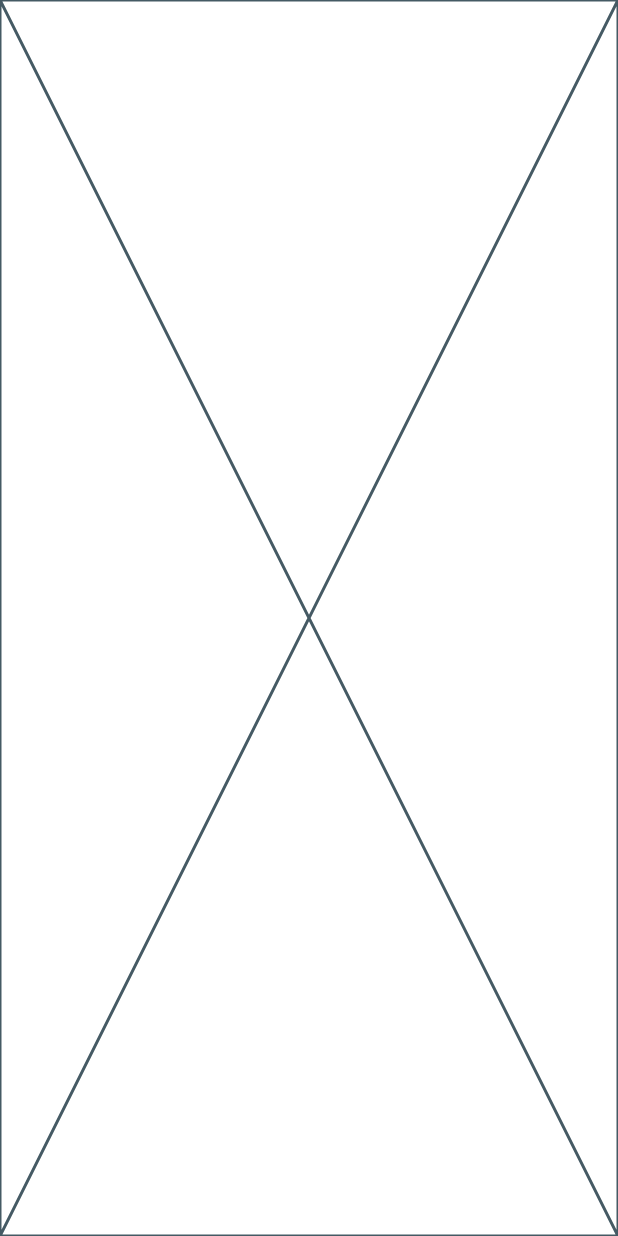
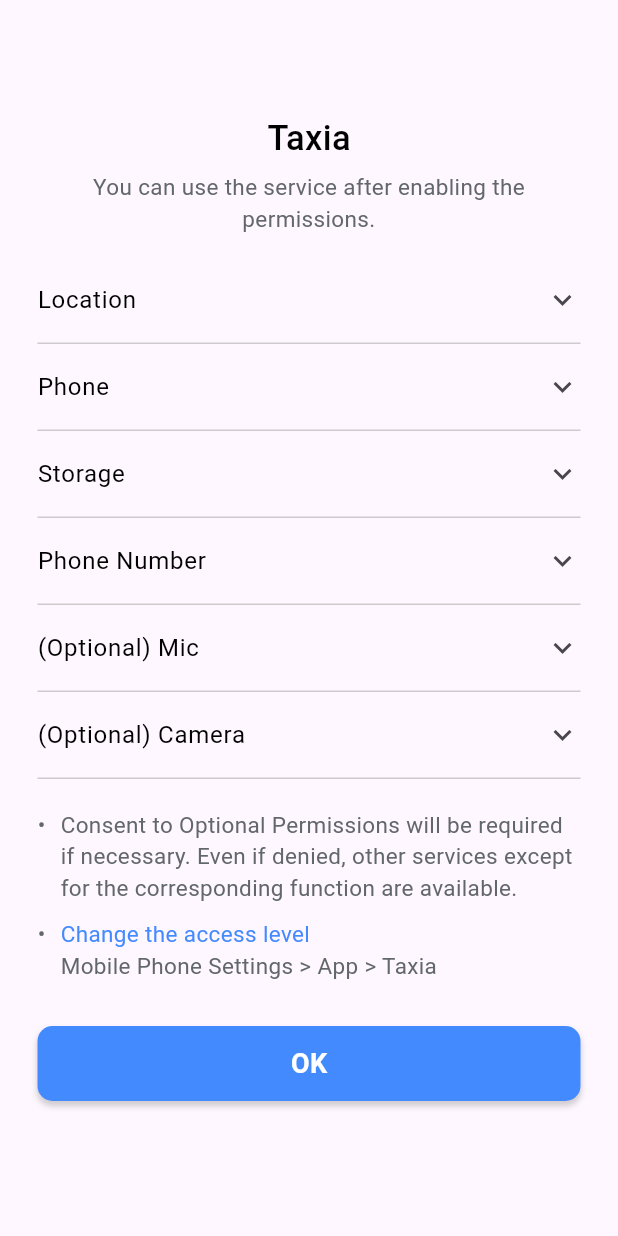
Before and after one commit to IT21175466/taxia, a Flutter app: the screen it shows after launch, on a phone screen of 412 x 824 dp. Run offline on Flutter 3.47's test engine with Material 3 defaults, Android fonts, the phone set to English and light mode, and no system bars.

Commit message:
Permission Page Done

```diff
--- a/lib/constants/app_colors.dart
+++ b/lib/constants/app_colors.dart
@@ -5,8 +5,12 @@
   static const Color accentColor = Color.fromARGB(225, 225, 225, 0);
 
   // Text colors
-  static const Color textColor = Color.fromARGB(255, 40, 45, 75);
+  static const Color textColor = Color.fromARGB(255, 0, 0, 0);
+  static const Color textColorGray = Color.fromARGB(255, 98, 103, 106);
 
   // Other colors
   static const Color errorColor = Colors.red;
+
+  // Button colors
+  static const Color buttonColor = Colors.blueAccent;
 }
--- a/lib/main.dart
+++ b/lib/main.dart
@@ -1,6 +1,6 @@
 import 'package:flutter/material.dart';
 import 'package:taxia/constants/app_colors.dart';
-import 'package:taxia/routes/app_routes.dart';
+import 'package:taxia/permissions/permission_page.dart';
 
 void main() {
   runApp(const MyApp());
@@ -12,12 +12,13 @@
   @override
   Widget build(BuildContext context) {
     return MaterialApp(
+      debugShowCheckedModeBanner: false,
       title: 'Flutter Demo',
       theme: ThemeData(
         primaryColor: AppColors.primaryColor,
+        dividerColor: Colors.transparent,
       ),
-      initialRoute: AppRoutes.initialRoute,
-      routes: AppRoutes.routes,
+      home: PermissionsPage(),
     );
   }
 }
--- /dev/null
+++ b/lib/permissions/permission_page.dart
@@ -0,0 +1,313 @@
+import 'package:flutter/material.dart';
+import 'package:taxia/constants/app_colors.dart';
+import 'package:taxia/widgets/custom_button.dart';
+
+class PermissionsPage extends StatefulWidget {
+  const PermissionsPage({super.key});
+
+  @override
+  State<PermissionsPage> createState() => _PermissionsPageState();
+}
+
+class _PermissionsPageState extends State<PermissionsPage> {
+  @override
+  Widget build(BuildContext context) {
+    //Get Screen Width and Height
+    double screenWidth = MediaQuery.of(context).size.width;
+
+    return Scaffold(
+      body: Container(
+        padding: EdgeInsets.symmetric(horizontal: 25),
+        width: screenWidth,
+        child: SingleChildScrollView(
+          child: Column(
+            children: [
+              SizedBox(
+                height: AppBar().preferredSize.height + 20,
+              ),
+              Text(
+                'Taxia',
+                style: TextStyle(
+                  fontSize: 23,
+                  fontWeight: FontWeight.w500,
+                  color: AppColors.textColor,
+                ),
+              ),
+              SizedBox(
+                height: 5,
+              ),
+              Text(
+                'You can use the service after enabling the permissions.',
+                style: TextStyle(
+                  fontSize: 15,
+                  fontWeight: FontWeight.w400,
+                  color: AppColors.textColorGray,
+                ),
+                textAlign: TextAlign.center,
+              ),
+              SizedBox(
+                height: 15,
+              ),
+              ExpansionTile(
+                title: Text(
+                  'Location',
+                  style: TextStyle(
+                    fontSize: 16,
+                    fontWeight: FontWeight.w400,
+                    color: AppColors.textColor,
+                  ),
+                ),
+                tilePadding: EdgeInsets.zero,
+                children: [
+                  Padding(
+                    padding: EdgeInsets.only(left: 15, bottom: 10),
+                    child: Text(
+                      'It is used for setting up pick-up point and destination.',
+                      style: TextStyle(
+                        fontSize: 15,
+                        fontWeight: FontWeight.w400,
+                        color: AppColors.textColorGray,
+                      ),
+                    ),
+                  ),
+                ],
+              ),
+              Divider(
+                color: Colors.grey,
+                height: 0,
+                thickness: 0.5,
+              ),
+              ExpansionTile(
+                title: Text(
+                  'Phone',
+                  style: TextStyle(
+                    fontSize: 16,
+                    fontWeight: FontWeight.w400,
+                    color: AppColors.textColor,
+                  ),
+                ),
+                tilePadding: EdgeInsets.zero,
+                children: [
+                  Padding(
+                    padding: EdgeInsets.only(left: 15, bottom: 10),
+                    child: Text(
+                      'Used to bring phone number information to authenticate.',
+                      style: TextStyle(
+                        fontSize: 15,
+                        fontWeight: FontWeight.w400,
+                        color: AppColors.textColorGray,
+                      ),
+                    ),
+                  ),
+                ],
+              ),
+              Divider(
+                color: Colors.grey,
+                height: 0,
+                thickness: 0.5,
+              ),
+              ExpansionTile(
+                title: Text(
+                  'Storage',
+                  style: TextStyle(
+                    fontSize: 16,
+                    fontWeight: FontWeight.w400,
+                    color: AppColors.textColor,
+                  ),
+                ),
+                tilePadding: EdgeInsets.zero,
+                children: [
+                  Padding(
+                    padding: EdgeInsets.only(left: 15, bottom: 10),
+                    child: Text(
+                      'Used to retrieve saved information about requests.',
+                      style: TextStyle(
+                        fontSize: 15,
+                        fontWeight: FontWeight.w400,
+                        color: AppColors.textColorGray,
+                      ),
+                    ),
+                  ),
+                ],
+              ),
+              Divider(
+                color: Colors.grey,
+                height: 0,
+                thickness: 0.5,
+              ),
+              ExpansionTile(
+                title: Text(
+                  'Phone Number',
+                  style: TextStyle(
+                    fontSize: 16,
+                    fontWeight: FontWeight.w400,
+                    color: AppColors.textColor,
+                  ),
+                ),
+                tilePadding: EdgeInsets.zero,
+                children: [
+                  Padding(
+                    padding: EdgeInsets.only(left: 15, bottom: 10),
+                    child: Text(
+                      'Used to connect with the service provider.',
+                      style: TextStyle(
+                        fontSize: 15,
+                        fontWeight: FontWeight.w400,
+                        color: AppColors.textColorGray,
+                      ),
+                    ),
+                  ),
+                ],
+              ),
+              Divider(
+                color: Colors.grey,
+                height: 0,
+                thickness: 0.5,
+              ),
+              ExpansionTile(
+                title: Text(
+                  '(Optional) Mic',
+                  style: TextStyle(
+                    fontSize: 16,
+                    fontWeight: FontWeight.w400,
+                    color: AppColors.textColor,
+                  ),
+                ),
+                tilePadding: EdgeInsets.zero,
+                children: [
+                  Padding(
+                    padding: EdgeInsets.only(left: 15, bottom: 10),
+                    child: Text(
+                      'It is used for setting up pick-up point and destination based on voice recognition.',
+                      style: TextStyle(
+                        fontSize: 15,
+                        fontWeight: FontWeight.w400,
+                        color: AppColors.textColorGray,
+                      ),
+                    ),
+                  ),
+                ],
+              ),
+              Divider(
+                color: Colors.grey,
+                height: 0,
+                thickness: 0.5,
+              ),
+              ExpansionTile(
+                title: Text(
+                  '(Optional) Camera',
+                  style: TextStyle(
+                    fontSize: 16,
+                    fontWeight: FontWeight.w400,
+                    color: AppColors.textColor,
+                  ),
+                ),
+                tilePadding: EdgeInsets.zero,
+                children: [
+                  Padding(
+                    padding: EdgeInsets.only(left: 15, bottom: 10),
+                    child: Text(
+                      'It is used for recognizing QR codes and customer complaints.',
+                      style: TextStyle(
+                        fontSize: 15,
+                        fontWeight: FontWeight.w400,
+                        color: AppColors.textColorGray,
+                      ),
+                    ),
+                  ),
+                ],
+              ),
+              Divider(
+                color: Colors.grey,
+                height: 0,
+                thickness: 0.5,
+              ),
+              SizedBox(
+                height: 20,
+              ),
+              Row(
+                crossAxisAlignment: CrossAxisAlignment.start,
+                children: [
+                  Text(
+                    "\u2022",
+                    style: TextStyle(
+                      fontSize: 15,
+                      fontWeight: FontWeight.w400,
+                      color: AppColors.textColorGray,
+                    ),
+                  ),
+                  SizedBox(
+                    width: 10,
+                  ),
+                  Expanded(
+                    child: Text(
+                      "Consent to Optional Permissions will be required if necessary. Even if denied, other services except for the corresponding function are available.",
+                      style: TextStyle(
+                        fontSize: 15,
+                        fontWeight: FontWeight.w400,
+                        color: AppColors.textColorGray,
+                      ),
+                    ),
+                  )
+                ],
+              ),
+              SizedBox(
+                height: 10,
+              ),
+              Row(
+                crossAxisAlignment: CrossAxisAlignment.start,
+                children: [
+                  Text(
+                    "\u2022",
+                    style: TextStyle(
+                      fontSize: 15,
+                      fontWeight: FontWeight.w400,
+                      color: AppColors.textColorGray,
+                    ),
+                  ),
+                  SizedBox(
+                    width: 10,
+                  ),
+                  Expanded(
+                    child: Column(
+                      crossAxisAlignment: CrossAxisAlignment.start,
+                      children: [
+                        Text(
+                          "Change the access level",
+                          style: TextStyle(
+                            fontSize: 15,
+                            fontWeight: FontWeight.w400,
+                            color: Colors.blueAccent,
+                          ),
+                        ),
+                        Text(
+                          "Mobile Phone Settings > App > Taxia",
+                          style: TextStyle(
+                            fontSize: 15,
+                            fontWeight: FontWeight.w400,
+                            color: AppColors.textColorGray,
+                          ),
+                        ),
+                      ],
+                    ),
+                  ),
+                ],
+              ),
+              SizedBox(
+                height: 30,
+              ),
+              CustomButton(
+                  text: "OK",
+                  height: 50,
+                  width: screenWidth,
+                  backgroundColor: AppColors.buttonColor),
+              SizedBox(
+                height: 25,
+              ),
+            ],
+          ),
+        ),
+      ),
+    );
+  }
+}
--- a/lib/routes/app_routes.dart
+++ /dev/null
@@ -1,10 +0,0 @@
-import 'package:flutter/material.dart';
-import 'package:taxia/views/home_page/home_page.dart';
-
-class AppRoutes {
-  static const String initialRoute = '/';
-
-  static final Map<String, WidgetBuilder> routes = {
-    '/': (context) => const HomePage(),
-  };
-}
--- a/lib/views/home_page/home_page.dart
+++ /dev/null
@@ -1,15 +0,0 @@
-import 'package:flutter/material.dart';
-
-class HomePage extends StatefulWidget {
-  const HomePage({super.key});
-
-  @override
-  State<HomePage> createState() => _HomePageState();
-}
-
-class _HomePageState extends State<HomePage> {
-  @override
-  Widget build(BuildContext context) {
-    return const Placeholder();
-  }
-}
--- /dev/null
+++ b/lib/widgets/custom_button.dart
@@ -0,0 +1,44 @@
+import 'package:flutter/material.dart';
+
+class CustomButton extends StatelessWidget {
+  final String text;
+  final double height;
+  final double width;
+  final Color backgroundColor;
+
+  CustomButton({
+    required this.text,
+    required this.height,
+    required this.width,
+    required this.backgroundColor,
+  });
+
+  @override
+  Widget build(BuildContext context) {
+    return Container(
+      height: height,
+      width: width,
+      decoration: BoxDecoration(
+        color: backgroundColor,
+        borderRadius: BorderRadius.circular(10),
+        boxShadow: [
+          BoxShadow(
+            color: Colors.grey.withOpacity(0.5),
+            blurRadius: 3,
+            offset: Offset(0, 3),
+          ),
+        ],
+      ),
+      child: Center(
+        child: Text(
+          text,
+          style: TextStyle(
+            fontWeight: FontWeight.w700,
+            fontSize: 18,
+            color: Colors.white,
+          ),
+        ),
+      ),
+    );
+  }
+}
--- a/pubspec.yaml
+++ b/pubspec.yaml
@@ -35,8 +35,6 @@
   # The following adds the Cupertino Icons font to your application.
   # Use with the CupertinoIcons class for iOS style icons.
   cupertino_icons: ^1.0.2
-  path_provider: ^2.0.5
-  google_fonts: ^6.1.0
 
 dev_dependencies:
   flutter_test:
```
